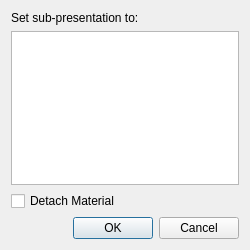
First picture: the form in src/Authoring/Studio/Palettes/Project/ChooseImagePropertyDlg.ui, repository flyhex/qt3dstudio, before the edit.
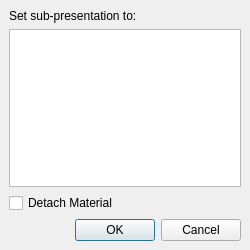
Second picture: the form after the edit.

```diff
--- a/src/Authoring/Studio/Palettes/Project/ChooseImagePropertyDlg.ui
+++ b/src/Authoring/Studio/Palettes/Project/ChooseImagePropertyDlg.ui
@@ -32,6 +32,21 @@
    <bool>false</bool>
   </property>
   <layout class="QVBoxLayout" name="verticalLayout">
+   <property name="leftMargin">
+    <number>0</number>
+   </property>
+   <property name="topMargin">
+    <number>0</number>
+   </property>
+   <property name="rightMargin">
+    <number>0</number>
+   </property>
+   <property name="bottomMargin">
+    <number>0</number>
+   </property>
+   <item>
+    <widget class="QWidget" name="widget" native="true">
+     <layout class="QVBoxLayout" name="verticalLayout_2">
    <item>
     <widget class="QLabel" name="label">
      <property name="text">
@@ -60,6 +75,9 @@
      <property name="standardButtons">
       <set>QDialogButtonBox::Cancel|QDialogButtonBox::Ok</set>
      </property>
+       </widget>
+      </item>
+     </layout>
     </widget>
    </item>
   </layout>
```
Lines whose indentation alone changed are shown as unchanged.
